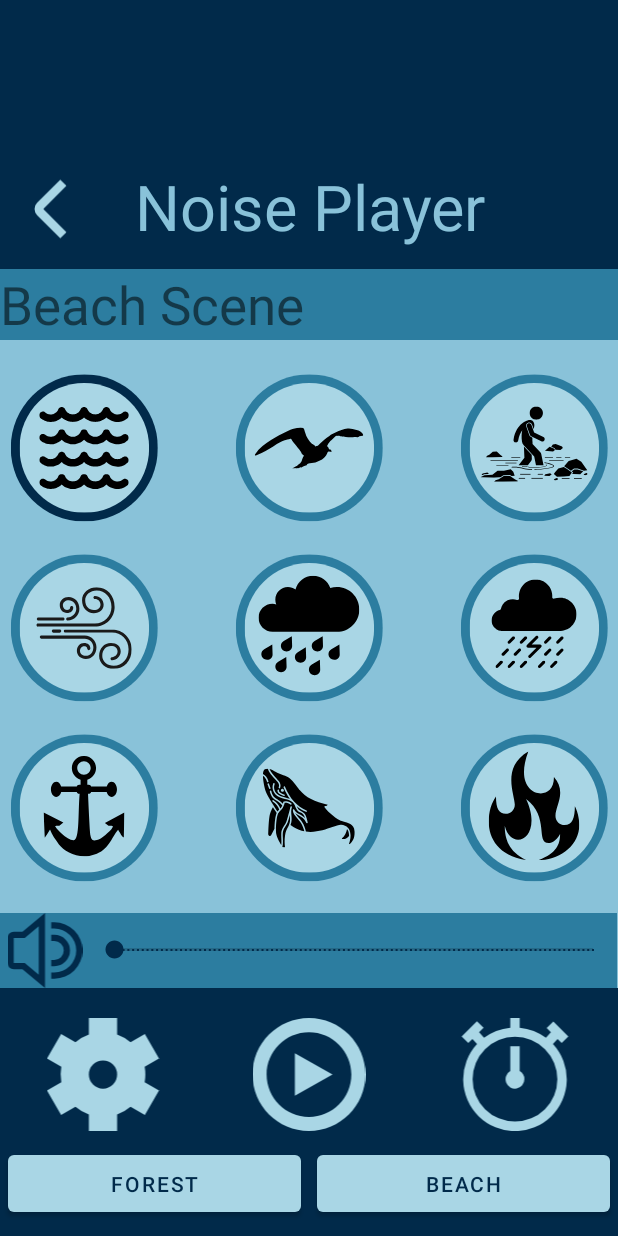
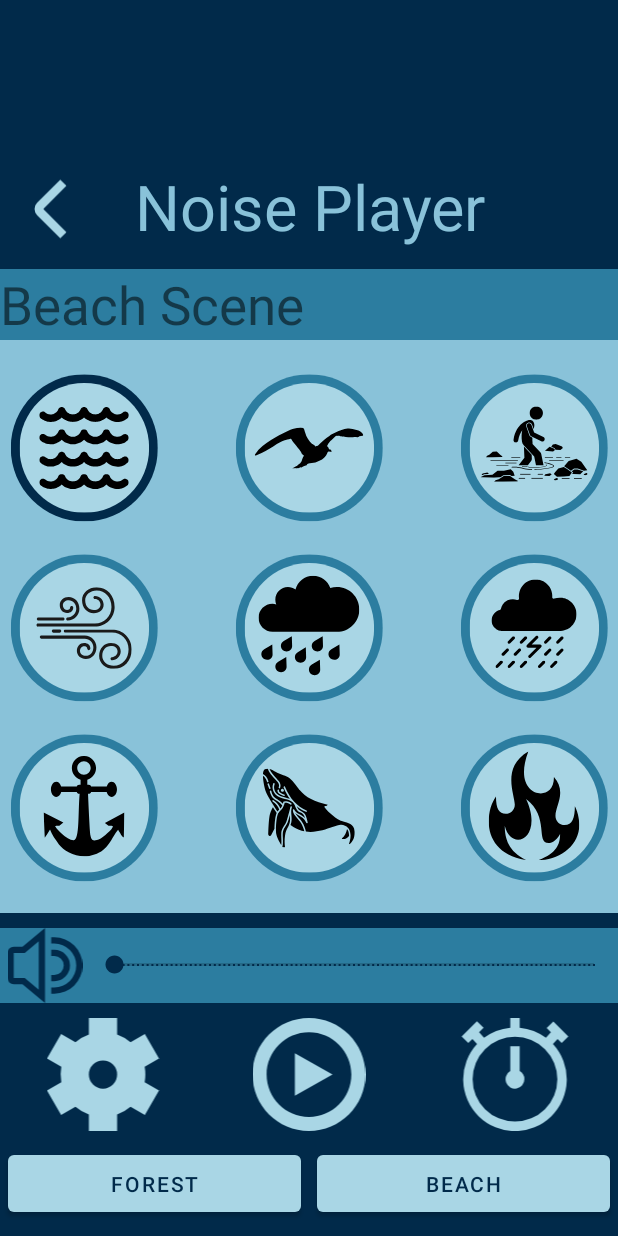
Before and after one commit to jasperket/FocusScape, an Android app: the fragment Scene2Fragment placed in its activity, on a phone screen of 412 x 824 dp. Run offline under Robolectric (Android 15) with nearby library versions, the light colour scheme and no system bars.

Commit message:
Volume Mixer Finished

```diff
--- /dev/null
+++ b/app/src/main/java/com/example/focusscape/FragmentListener.java
@@ -0,0 +1,5 @@
+package com.example.focusscape;
+
+public interface FragmentListener {
+        void onDataReceived(int selected);
+}
--- a/app/src/main/java/com/example/focusscape/Scene1Fragment.java
+++ b/app/src/main/java/com/example/focusscape/Scene1Fragment.java
@@ -1,20 +1,25 @@
 package com.example.focusscape;
 
+
+import android.content.Context;
 import android.content.Intent;
 import android.graphics.drawable.Icon;
-import android.media.SoundPool;
+import android.media.AudioManager;
+import android.media.MediaPlayer;
 import android.os.Bundle;
-
 import androidx.fragment.app.Fragment;
-
+import android.util.Log;
 import android.view.LayoutInflater;
 import android.view.View;
 import android.view.ViewGroup;
 import android.widget.ImageView;
+import android.widget.SeekBar;
 
-public class Scene1Fragment extends Fragment implements View.OnClickListener {
+public class Scene1Fragment extends Fragment implements View.OnClickListener{
     View view;
     ImageView rain, wind, fire, bird, frog, cricket, back, owl, thunder, leaves;
+
+
 
     int selected;
     @Override
@@ -47,6 +52,7 @@ public class Scene1Fragment extends Fragment implements View.OnClickListener {
 
         selected = 1;
         changeSelected(selected);
+        passSelected(selected);
 
         return view;
     }
@@ -87,6 +93,7 @@ public class Scene1Fragment extends Fragment implements View.OnClickListener {
                 startActivity(intent);
                 break;
         }
+        passSelected(selected);
         changeSelected(selected);
     }
 
@@ -132,5 +139,11 @@ public class Scene1Fragment extends Fragment implements View.OnClickListener {
     }
 
 
+    private void passSelected(int selected){
+        FragmentListener listener = (FragmentListener) getActivity();
+        if(listener != null){
+            listener.onDataReceived(selected);
+        }
+    }
 
 }
--- a/app/src/main/java/com/example/focusscape/Scene2Fragment.java
+++ b/app/src/main/java/com/example/focusscape/Scene2Fragment.java
@@ -45,6 +45,7 @@ public class Scene2Fragment extends Fragment implements View.OnClickListener {
 
         selected = 1;
         changeSelected(selected);
+        passSelected(selected);
 
         return view;
     }
@@ -85,6 +86,7 @@ public class Scene2Fragment extends Fragment implements View.OnClickListener {
                 startActivity(intent);
                 break;
         }
+        passSelected(selected);
         changeSelected(selected);
     }
 
@@ -106,7 +108,7 @@ public class Scene2Fragment extends Fragment implements View.OnClickListener {
                 seagull.setImageIcon(Icon.createWithResource(getActivity(),R.drawable.seagullselected));
                 break;
             case 3:
-                walkingwater.setImageIcon(Icon.createWithResource(getActivity(),R.drawable.walkingwater));
+                walkingwater.setImageIcon(Icon.createWithResource(getActivity(),R.drawable.walkingwaterselected));
                 break;
             case 4:
                 wind.setImageIcon(Icon.createWithResource(getActivity(),R.drawable.windselected));
@@ -128,5 +130,11 @@ public class Scene2Fragment extends Fragment implements View.OnClickListener {
                 break;
         }
     }
+    private void passSelected(int selected){
+        FragmentListener listener = (FragmentListener) getActivity();
+        if(listener != null){
+            listener.onDataReceived(selected);
+        }
+    }
 
 }
--- a/app/src/main/res/drawable/windselected.xml
+++ b/app/src/main/res/drawable/windselected.xml
@@ -11,7 +11,7 @@
           android:pathData="M188.29,3.32C86.72,3.32 4.4,85.64 4.4,187.22C4.4,288.78 86.72,371.12 188.29,371.12C289.85,371.12 372.19,288.78 372.19,187.22C372.19,85.64 289.85,3.32 188.29,3.32"/>
       <path
           android:pathData="M4.4,3.32L372.19,3.32L372.19,371.12L4.4,371.12ZM4.4,3.32"
-          android:fillColor="#2c7da0"
+          android:fillColor="#012A4a"
           android:fillType="nonZero"/>
     </group>
   </group>
--- a/app/src/main/res/layout/activity_noise_player.xml
+++ b/app/src/main/res/layout/activity_noise_player.xml
@@ -8,7 +8,6 @@
     android:gravity="bottom"
     tools:context=".NoisePlayer"
     android:orientation="vertical">
-
 
     <FrameLayout
         android:id="@+id/framelayout"
@@ -21,11 +20,31 @@
     </FrameLayout>
 
     <LinearLayout
+        android:layout_width="match_parent"
+        android:layout_height="wrap_content"
+        android:layout_marginTop="10dp"
+        android:background="@color/mid_blue"
+        android:orientation="horizontal">
+
+        <ImageView
+            android:layout_width="60dp"
+            android:layout_height="50dp"
+            app:srcCompat="@drawable/volume" />
+
+        <SeekBar
+            android:id="@+id/skVolume"
+            android:layout_width="match_parent"
+            android:layout_height="match_parent"
+            android:thumbTint="@color/dark_blue"
+            android:tickMark="@color/dark_blue" />
+    </LinearLayout>
+
+    <LinearLayout
         android:id="@+id/linearLayout"
         android:layout_width="match_parent"
         android:layout_height="wrap_content"
         android:layout_marginBottom="10dp"
-        android:layout_marginTop="20dp"
+        android:layout_marginTop="10dp"
         android:gravity="center"
         android:orientation="horizontal">
 
--- a/app/src/main/res/layout/fragment_scene2.xml
+++ b/app/src/main/res/layout/fragment_scene2.xml
@@ -159,26 +159,6 @@
             </TableRow>
         </TableLayout>
 
-        <LinearLayout
-            android:layout_width="411dp"
-            android:layout_height="wrap_content"
-            android:background="@color/mid_blue"
-            android:orientation="horizontal">
-
-            <ImageView
-                android:layout_width="60dp"
-                android:layout_height="50dp"
-                app:srcCompat="@drawable/volume" />
-
-            <SeekBar
-                android:id="@+id/seekBar"
-                android:layout_width="match_parent"
-                android:layout_height="match_parent"
-                android:thumbTint="@color/dark_blue"
-                android:tickMark="@color/dark_blue" />
-        </LinearLayout>
-
-
     </LinearLayout>
 
 </FrameLayout>
```
Also changed, not shown: app/src/main/java/com/example/focusscape/NoisePlayer.java (+84 -2 lines), app/src/main/res/layout/fragment_scene1.xml (+0 -17 lines).
